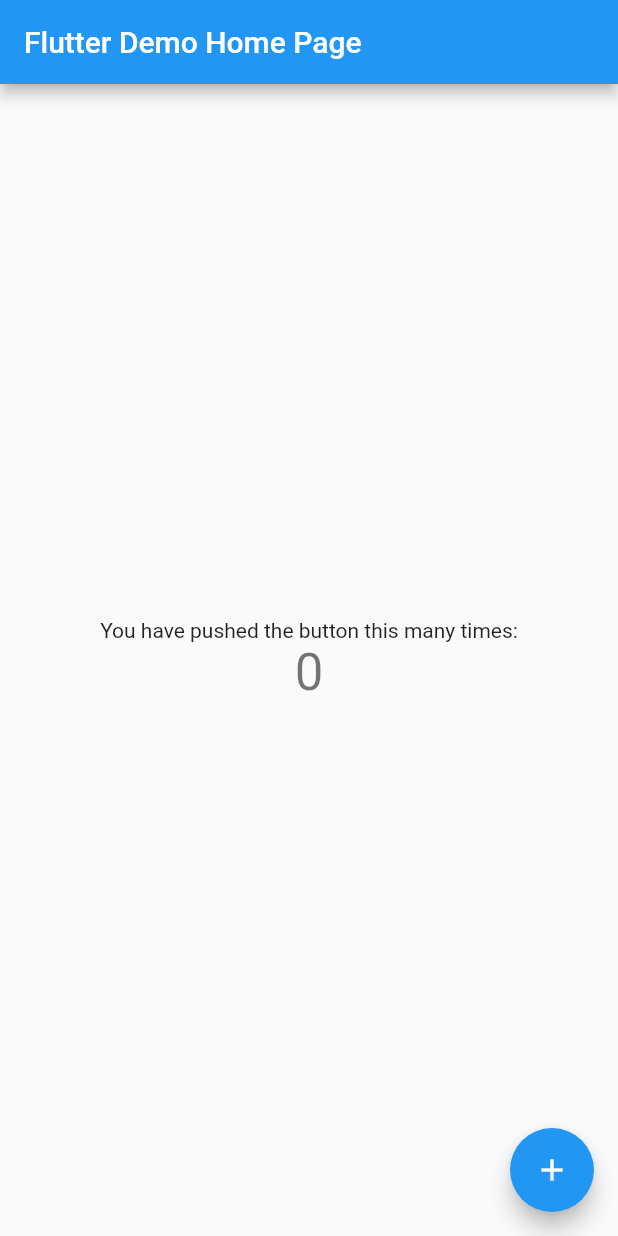
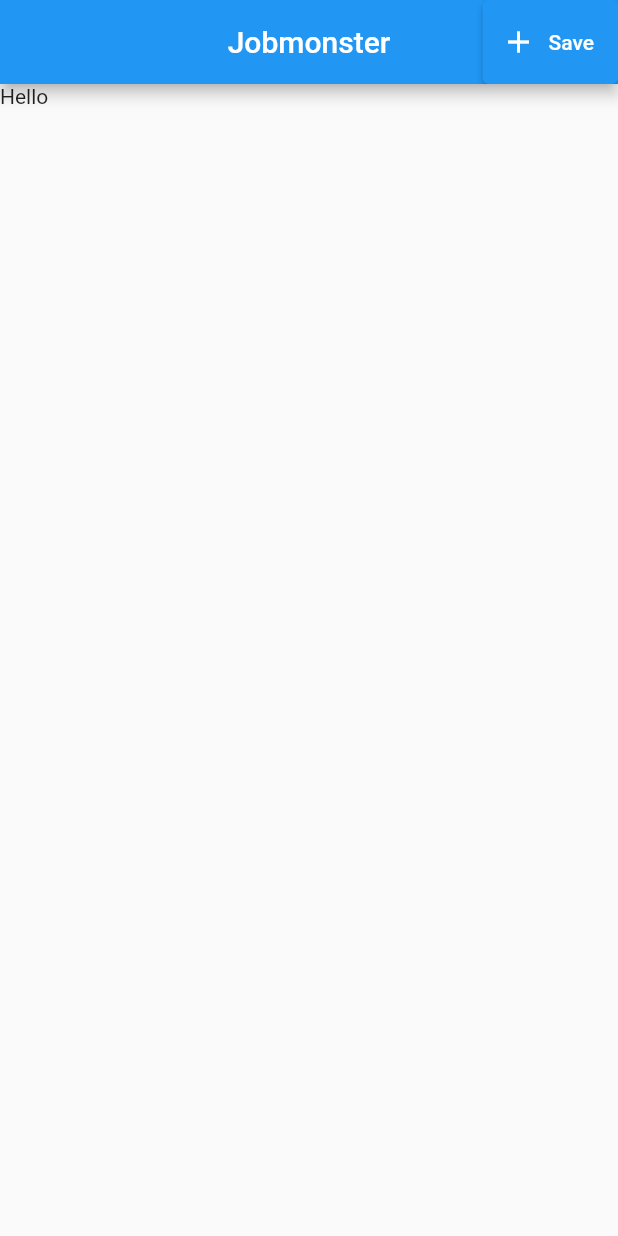
Before and after one commit to shohagcsediu/jobmonster-app, a Flutter app: the screen it shows after launch, on a phone screen of 412 x 824 dp. Run offline on Flutter 3.47's test engine with Material 2 defaults, Android fonts, the phone set to English and light mode, and no system bars.

Commit message:
homepage ui design started

```diff
--- a/lib/main.dart
+++ b/lib/main.dart
@@ -5,109 +5,40 @@ void main() {
 }
 
 class MyApp extends StatelessWidget {
-  // This widget is the root of your application.
+  const MyApp({Key? key}) : super(key: key);
+
   @override
   Widget build(BuildContext context) {
     return MaterialApp(
-      title: 'Flutter Demo',
-      theme: ThemeData(
-        // This is the theme of your application.
-        //
-        // Try running your application with "flutter run". You'll see the
-        // application has a blue toolbar. Then, without quitting the app, try
-        // changing the primarySwatch below to Colors.green and then invoke
-        // "hot reload" (press "r" in the console where you ran "flutter run",
-        // or simply save your changes to "hot reload" in a Flutter IDE).
-        // Notice that the counter didn't reset back to zero; the application
-        // is not restarted.
-        primarySwatch: Colors.blue,
-      ),
-      home: MyHomePage(title: 'Flutter Demo Home Page'),
+      home: HomePage(),
+      debugShowCheckedModeBanner: false,
     );
   }
 }
 
-class MyHomePage extends StatefulWidget {
-  MyHomePage({Key? key, required this.title}) : super(key: key);
-
-  // This widget is the home page of your application. It is stateful, meaning
-  // that it has a State object (defined below) that contains fields that affect
-  // how it looks.
-
-  // This class is the configuration for the state. It holds the values (in this
-  // case the title) provided by the parent (in this case the App widget) and
-  // used by the build method of the State. Fields in a Widget subclass are
-  // always marked "final".
-
-  final String title;
+class HomePage extends StatefulWidget {
+  const HomePage({Key? key}) : super(key: key);
 
   @override
-  _MyHomePageState createState() => _MyHomePageState();
+  _HomePageState createState() => _HomePageState();
 }
 
-class _MyHomePageState extends State<MyHomePage> {
-  int _counter = 0;
-
-  void _incrementCounter() {
-    setState(() {
-      // This call to setState tells the Flutter framework that something has
-      // changed in this State, which causes it to rerun the build method below
-      // so that the display can reflect the updated values. If we changed
-      // _counter without calling setState(), then the build method would not be
-      // called again, and so nothing would appear to happen.
-      _counter++;
-    });
-  }
-
+class _HomePageState extends State<HomePage> {
   @override
   Widget build(BuildContext context) {
-    // This method is rerun every time setState is called, for instance as done
-    // by the _incrementCounter method above.
-    //
-    // The Flutter framework has been optimized to make rerunning build methods
-    // fast, so that you can just rebuild anything that needs updating rather
-    // than having to individually change instances of widgets.
     return Scaffold(
       appBar: AppBar(
-        // Here we take the value from the MyHomePage object that was created by
-        // the App.build method, and use it to set our appbar title.
-        title: Text(widget.title),
+        title: Text('Jobmonster'),
+        centerTitle: true,
+        actions: [
+          ElevatedButton.icon(
+            onPressed: () {},
+            icon: Icon(Icons.add),
+            label: Text('Save'),
+          ),
+        ],
       ),
-      body: Center(
-        // Center is a layout widget. It takes a single child and positions it
-        // in the middle of the parent.
-        child: Column(
-          // Column is also a layout widget. It takes a list of children and
-          // arranges them vertically. By default, it sizes itself to fit its
-          // children horizontally, and tries to be as tall as its parent.
-          //
-          // Invoke "debug painting" (press "p" in the console, choose the
-          // "Toggle Debug Paint" action from the Flutter Inspector in Android
-          // Studio, or the "Toggle Debug Paint" command in Visual Studio Code)
-          // to see the wireframe for each widget.
-          //
-          // Column has various properties to control how it sizes itself and
-          // how it positions its children. Here we use mainAxisAlignment to
-          // center the children vertically; the main axis here is the vertical
-          // axis because Columns are vertical (the cross axis would be
-          // horizontal).
-          mainAxisAlignment: MainAxisAlignment.center,
-          children: <Widget>[
-            Text(
-              'You have pushed the button this many times:',
-            ),
-            Text(
-              '$_counter',
-              style: Theme.of(context).textTheme.headline4,
-            ),
-          ],
-        ),
-      ),
-      floatingActionButton: FloatingActionButton(
-        onPressed: _incrementCounter,
-        tooltip: 'Increment',
-        child: Icon(Icons.add),
-      ), // This trailing comma makes auto-formatting nicer for build methods.
+      body: Text('Hello'),
     );
   }
 }
```
